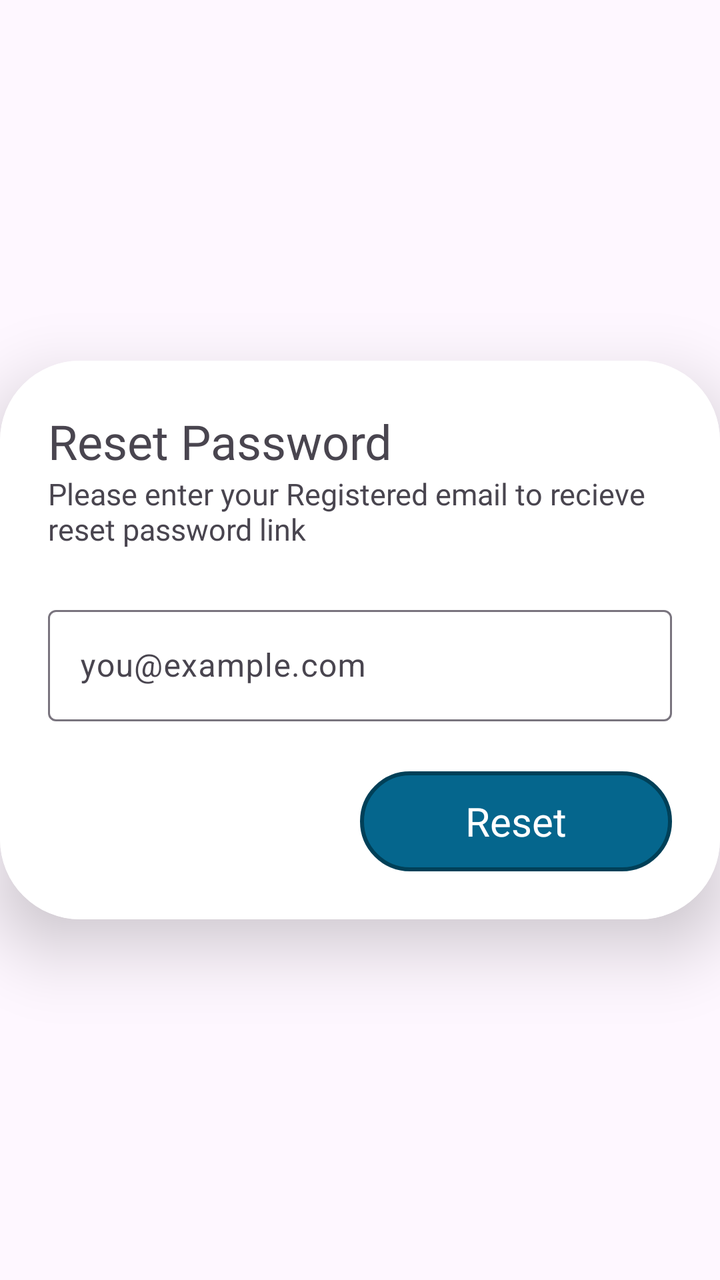
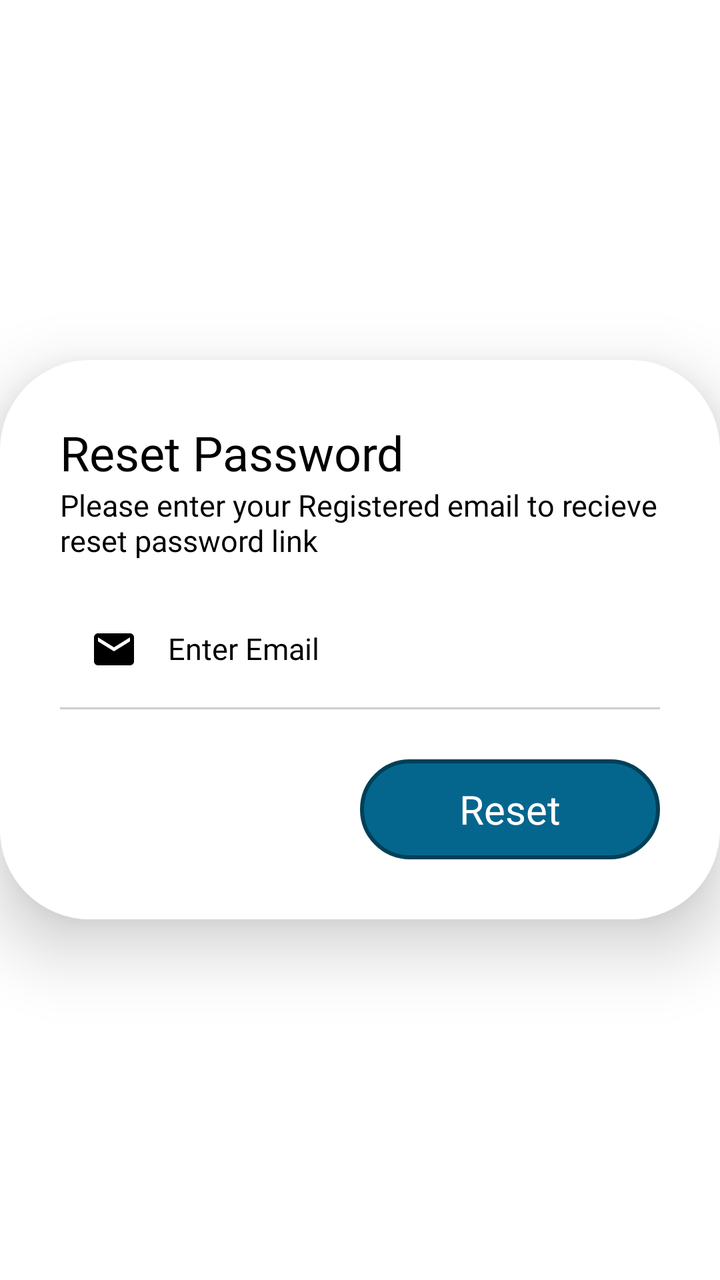

Screens rendered from an Android XML layout before and after an edit, with the pre-edit source and the edit as a unified diff.
<!-- AndroidManifest.xml: application theme Theme.Hostelvault -->
<!-- res/layout/activity_forgot_passwrd.xml -->
<?xml version="1.0" encoding="utf-8"?>
<LinearLayout xmlns:android="http://schemas.android.com/apk/res/android"
    xmlns:app="http://schemas.android.com/apk/res-auto"
    xmlns:tools="http://schemas.android.com/tools"
    android:id="@+id/main"
    android:layout_width="match_parent"
    android:layout_height="match_parent"
    android:orientation="vertical"
    android:gravity="center"
    tools:context=".forgotPasswrd">

    <androidx.cardview.widget.CardView
        android:layout_width="wrap_content"
        android:layout_height="wrap_content"
        app:cardCornerRadius="40dp"
        app:cardElevation="20dp">

        <LinearLayout
            android:layout_width="360dp"
            android:layout_height="match_parent"
            android:background="@drawable/edittextbg"
            android:gravity="left"
            android:orientation="vertical"
            android:padding="24dp">

            <TextView
                android:id="@+id/textView3"
                android:layout_width="wrap_content"
                android:layout_height="wrap_content"
                android:fontFamily="@font/poppins_semibold"
                android:text="Reset Password"
                android:textSize="24sp">

            </TextView>

            <TextView
                android:id="@+id/textView2"
                android:layout_width="wrap_content"
                android:layout_height="wrap_content"
                android:fontFamily="@font/poppins"
                android:text="Please enter your Registered email to recieve reset password link"
                android:textAlignment="viewStart"
                android:textSize="15sp" />

            <com.google.android.material.textfield.TextInputLayout
                android:layout_width="match_parent"
                android:layout_height="wrap_content"
                android:layout_marginTop="25dp"
                app:endIconMode="clear_text">

                <com.google.android.material.textfield.TextInputEditText
                    android:id="@+id/reason"
                    android:layout_width="match_parent"
                    android:layout_height="wrap_content"
                    android:layout_marginTop="20dp"
                    android:hint="@string/you_example_com"
                    android:textColor="@color/black">

                </com.google.android.material.textfield.TextInputEditText>

            </com.google.android.material.textfield.TextInputLayout>


            
            
            
            
            
            
            
            
            
            
            


            <LinearLayout
                android:layout_width="match_parent"
                android:layout_height="wrap_content"
                android:gravity="right"
                android:orientation="horizontal">

                <View
                    android:layout_width="0dp"
                    android:layout_height="75dp"
                    android:layout_weight="1" />

                <com.google.android.material.button.MaterialButton
                    android:id="@+id/resetbtn"
                    style="@style/Theme.Hostelvault"
                    android:layout_width="0dp"
                    android:layout_height="match_parent"
                    android:layout_marginTop="25dp"
                    android:layout_weight="1"
                    android:background="@drawable/btn_bg"
                    android:fontFamily="@font/poppins"
                    android:gravity="center"
                    android:text="Reset"
                    android:textColor="@color/white"
                    android:textSize="20sp">

                </com.google.android.material.button.MaterialButton>


            </LinearLayout>

        </LinearLayout>
    </androidx.cardview.widget.CardView>

</LinearLayout>
<!-- resources referenced by this layout -->
<resources>
  <color name="black">#FF000000</color>
  <color name="white">#FFFFFFFF</color>
  <!-- drawable btn_bg (drawable) -->
  <?xml version="1.0" encoding="utf-8"?>
  <shape xmlns:android="http://schemas.android.com/apk/res/android" android:shape="rectangle">
      <stroke
          android:color="#004058"
          android:width="2dp">
      </stroke>
      <corners
          android:radius="300dp">
      </corners>
      <solid
          android:color="@color/dark_teal">
      </solid>
  </shape>
  <!-- drawable edittextbg (drawable) -->
  <?xml version="1.0" encoding="utf-8"?>
  <layer-list xmlns:android="http://schemas.android.com/apk/res/android"
      android:shape="rectangle">
      <item>
          <shape >
              <corners
                  android:radius="24dp">
  
              </corners>
              <solid
                  android:color="@color/white">
              </solid>
          </shape>
      </item>
  </layer-list>
  <string name="you_example_com">you@example.com</string>
  <style name="Theme.Hostelvault" parent="Theme.Material3.DayNight.NoActionBar">
  
          <item name="android:statusBarColor">@color/bg_color</item>
          <item name="colorPrimary">@color/black</item>
          <item name="colorPrimaryVariant">@color/transparent</item>
          <item name="backgroundTint">@null</item>
          <item name="strokeColor">@null</item>
  
      </style>
  <color name="dark_teal">#05668D</color>
  <color name="bg_color">#1A1A24</color>
  <color name="transparent">#004F4FA5</color>
</resources>

<!-- the commit's change to res/layout/activity_forgot_passwrd.xml (unified diff, before → after) -->
@@ -7,12 +7,13 @@
     android:layout_height="match_parent"
     android:orientation="vertical"
     android:gravity="center"
+    android:background="@color/white"
     tools:context=".forgotPasswrd">
 
     <androidx.cardview.widget.CardView
         android:layout_width="wrap_content"
         android:layout_height="wrap_content"
-        app:cardCornerRadius="40dp"
+        app:cardCornerRadius="45dp"
         app:cardElevation="20dp">
 
         <LinearLayout
@@ -21,7 +22,8 @@
             android:background="@drawable/edittextbg"
             android:gravity="left"
             android:orientation="vertical"
-            android:padding="24dp">
+            android:padding="30dp"
+            tools:ignore="RtlHardcoded">
 
             <TextView
                 android:id="@+id/textView3"
@@ -29,6 +31,7 @@
                 android:layout_height="wrap_content"
                 android:fontFamily="@font/poppins_semibold"
                 android:text="Reset Password"
+                android:textColor="@color/black"
                 android:textSize="24sp">
 
             </TextView>
@@ -40,25 +43,82 @@
                 android:fontFamily="@font/poppins"
                 android:text="Please enter your Registered email to recieve reset password link"
                 android:textAlignment="viewStart"
+                android:textColor="@color/black"
                 android:textSize="15sp" />
 
             <com.google.android.material.textfield.TextInputLayout
+                style="@style/black"
                 android:layout_width="match_parent"
                 android:layout_height="wrap_content"
-                android:layout_marginTop="25dp"
+                android:textColorHint="@color/black"
+                android:layout_marginTop="10dp"
                 app:endIconMode="clear_text">
 
                 <com.google.android.material.textfield.TextInputEditText
-                    android:id="@+id/reason"
+                    android:id="@+id/resetemail"
                     android:layout_width="match_parent"
-                    android:layout_height="wrap_content"
-                    android:layout_marginTop="20dp"
-                    android:hint="@string/you_example_com"
-                    android:textColor="@color/black">
+                    style="@style/black"
+                    android:layout_height="match_parent"
+                    android:autofillHints="emailAddress"
+                    android:background="@drawable/edittextbg"
+                    android:drawableStart="@drawable/baseline_email_24"
+                    android:drawablePadding="15dp"
+                    android:fontFamily="@font/poppins"
+                    android:hint="@string/enter_email"
+                    android:includeFontPadding="true"
+                    android:inputType="text"
+                    android:paddingStart="15dp"
+                    android:textColor="@color/black"
+                    android:textColorHint="@color/grey"
+                    android:textSize="15sp"
+                    tools:ignore="RtlSymmetry">
 
                 </com.google.android.material.textfield.TextInputEditText>
 
             </com.google.android.material.textfield.TextInputLayout>
+
+
+            
+            
+            
+            
+            
+            
+            
+            
+            
+            
+            
+            
+
+            
+
+            <View
+                android:id="@+id/divid1"
+                android:layout_width="match_parent"
+                android:layout_height="1dp"
+                android:background="#505F5F5F" />
+
+
+
+
+
+
+
+
+
+
+
+
+
+
+
+
+
+
+
+
+
 
 
             
<!-- resource entries referenced after the edit -->
@@ -1,7 +1,14 @@
 <!-- resources referenced by this layout -->
 <resources>
   <color name="black">#FF000000</color>
+  <color name="grey">#3A393D</color>
   <color name="white">#FFFFFFFF</color>
+  <!-- drawable baseline_email_24 (drawable) -->
+  <vector xmlns:android="http://schemas.android.com/apk/res/android" android:height="24dp" android:tint="@color/black" android:viewportHeight="24" android:viewportWidth="24" android:width="24dp">
+        
+      <path android:fillColor="@android:color/white" android:pathData="M20,4L4,4c-1.1,0 -1.99,0.9 -1.99,2L2,18c0,1.1 0.9,2 2,2h16c1.1,0 2,-0.9 2,-2L22,6c0,-1.1 -0.9,-2 -2,-2zM20,8l-8,5 -8,-5L4,6l8,5 8,-5v2z"/>
+      
+  </vector>
   <!-- drawable btn_bg (drawable) -->
   <?xml version="1.0" encoding="utf-8"?>
   <shape xmlns:android="http://schemas.android.com/apk/res/android" android:shape="rectangle">
@@ -32,7 +39,7 @@
           </shape>
       </item>
   </layer-list>
-  <string name="you_example_com">you@example.com</string>
+  <string name="enter_email">Enter Email</string>
   <style name="Theme.Hostelvault" parent="Theme.Material3.DayNight.NoActionBar">
   
           <item name="android:statusBarColor">@color/bg_color</item>
@@ -42,6 +49,15 @@
           <item name="strokeColor">@null</item>
   
       </style>
+  <style name="black" parent="Theme.Material3.DayNight.NoActionBar">
+  
+          <item name="android:statusBarColor">@color/bg_color</item>
+          <item name="colorPrimary">@color/black</item>
+          <item name="colorPrimaryVariant">@color/black</item>
+          <item name="backgroundTint">@null</item>
+          <item name="strokeColor">@null</item>
+  
+      </style>
   <color name="dark_teal">#05668D</color>
   <color name="bg_color">#1A1A24</color>
   <color name="transparent">#004F4FA5</color>
